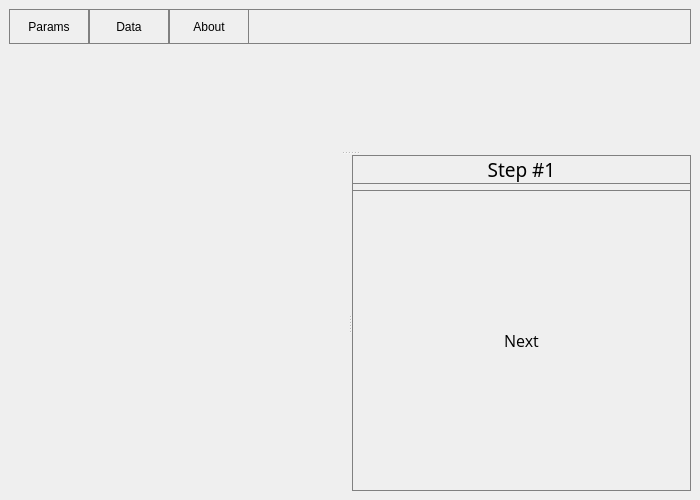
This is ui/xml/mainwindow.ui in janoschortmann/abstract-screening as Qt 5 draws it before an edit. The edited form follows.
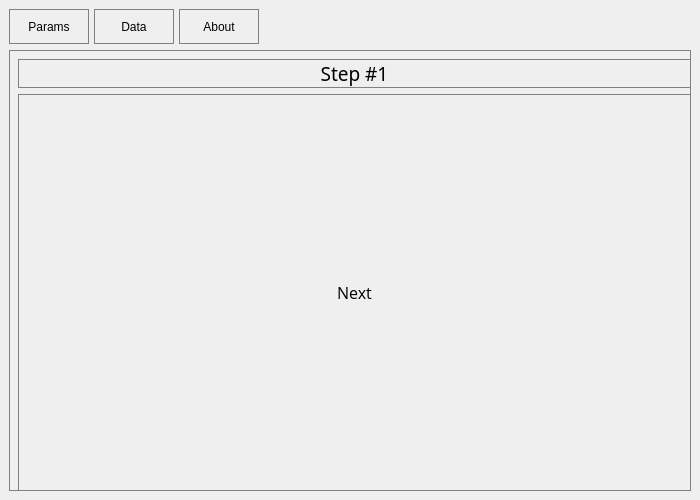
This is the edited form.

Diff of the .ui file:
```diff
--- a/ui/xml/mainwindow.ui
+++ b/ui/xml/mainwindow.ui
@@ -19,6 +19,16 @@
   <property name="windowTitle">
    <string>Comprehensive Abstsract Screening</string>
   </property>
+  <property name="styleSheet">
+   <string notr="true">.QPushButton:hover {
+    background-color: #64b5f6;
+    color: #fff;
+}
+
+.QPushButton:pressed {
+    background-color: #bbdefb;
+}</string>
+  </property>
   <widget class="QWidget" name="centralwidget">
    <layout class="QVBoxLayout" name="verticalLayout">
     <item>
@@ -30,11 +40,11 @@
        </size>
       </property>
       <property name="styleSheet">
-       <string notr="true">border: 1px solid grey;</string>
+       <string notr="true"/>
       </property>
-      <layout class="QHBoxLayout" name="top">
+      <layout class="QHBoxLayout" name="top" stretch="0,0,0,0,0">
        <property name="spacing">
-        <number>0</number>
+        <number>5</number>
        </property>
        <property name="leftMargin">
         <number>0</number>
@@ -56,6 +66,9 @@
            <height>35</height>
           </size>
          </property>
+         <property name="styleSheet">
+          <string notr="true">border: 1px solid grey;</string>
+         </property>
          <property name="text">
           <string>Params</string>
          </property>
@@ -72,6 +85,9 @@
            <height>35</height>
           </size>
          </property>
+         <property name="styleSheet">
+          <string notr="true">border: 1px solid grey;</string>
+         </property>
          <property name="text">
           <string>Data</string>
          </property>
@@ -88,6 +104,9 @@
            <height>35</height>
           </size>
          </property>
+         <property name="styleSheet">
+          <string notr="true">border: 1px solid grey;</string>
+         </property>
          <property name="text">
           <string>About</string>
          </property>
@@ -138,17 +157,15 @@
     </item>
     <item>
      <widget class="QSplitter" name="body">
+      <property name="sizePolicy">
+       <sizepolicy hsizetype="Expanding" vsizetype="Expanding">
+        <horstretch>0</horstretch>
+        <verstretch>0</verstretch>
+       </sizepolicy>
+      </property>
       <property name="orientation">
        <enum>Qt::Orientation::Vertical</enum>
       </property>
-      <widget class="QWidget" name="display" native="true">
-       <property name="sizePolicy">
-        <sizepolicy hsizetype="Expanding" vsizetype="Expanding">
-         <horstretch>0</horstretch>
-         <verstretch>0</verstretch>
-        </sizepolicy>
-       </property>
-      </widget>
       <widget class="QSplitter" name="bottom">
        <property name="sizePolicy">
         <sizepolicy hsizetype="Expanding" vsizetype="Expanding">
@@ -159,20 +176,31 @@
        <property name="maximumSize">
         <size>
          <width>16777215</width>
-         <height>111</height>
+         <height>16777215</height>
         </size>
        </property>
        <property name="orientation">
         <enum>Qt::Orientation::Horizontal</enum>
        </property>
-       <widget class="QWidget" name="options" native="true"/>
        <widget class="QWidget" name="steps" native="true">
         <property name="sizePolicy">
-         <sizepolicy hsizetype="Fixed" vsizetype="Fixed">
+         <sizepolicy hsizetype="Minimum" vsizetype="Minimum">
           <horstretch>0</horstretch>
           <verstretch>0</verstretch>
          </sizepolicy>
         </property>
+        <property name="minimumSize">
+         <size>
+          <width>120</width>
+          <height>120</height>
+         </size>
+        </property>
+        <property name="maximumSize">
+         <size>
+          <width>16777215</width>
+          <height>16777215</height>
+         </size>
+        </property>
         <property name="autoFillBackground">
          <bool>false</bool>
         </property>
@@ -180,6 +208,15 @@
          <string notr="true">border: 1px solid grey;</string>
         </property>
         <layout class="QVBoxLayout" name="verticalLayout_3">
+         <property name="sizeConstraint">
+          <enum>QLayout::SizeConstraint::SetDefaultConstraint</enum>
+         </property>
+         <property name="leftMargin">
+          <number>9</number>
+         </property>
+         <property name="topMargin">
+          <number>9</number>
+         </property>
          <item>
           <widget class="QLabel" name="step_lab">
            <property name="maximumSize">
@@ -228,6 +265,16 @@
              <pointsize>12</pointsize>
             </font>
            </property>
+           <property name="styleSheet">
+            <string notr="true">.QPushButton:hover {
+    background-color: rgb(100, 100, 100);
+    color: #fff;
+}
+
+.QPushButton:pressed {
+	background-color: rgb(35, 35, 35);
+}</string>
+           </property>
            <property name="text">
             <string>Next</string>
            </property>
```
